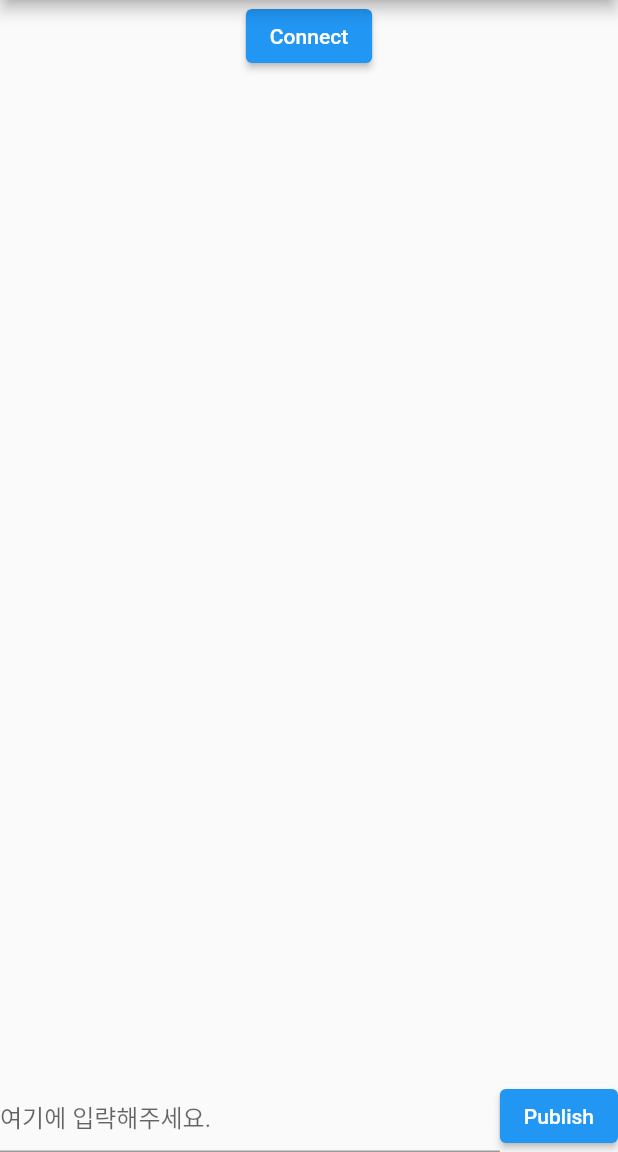
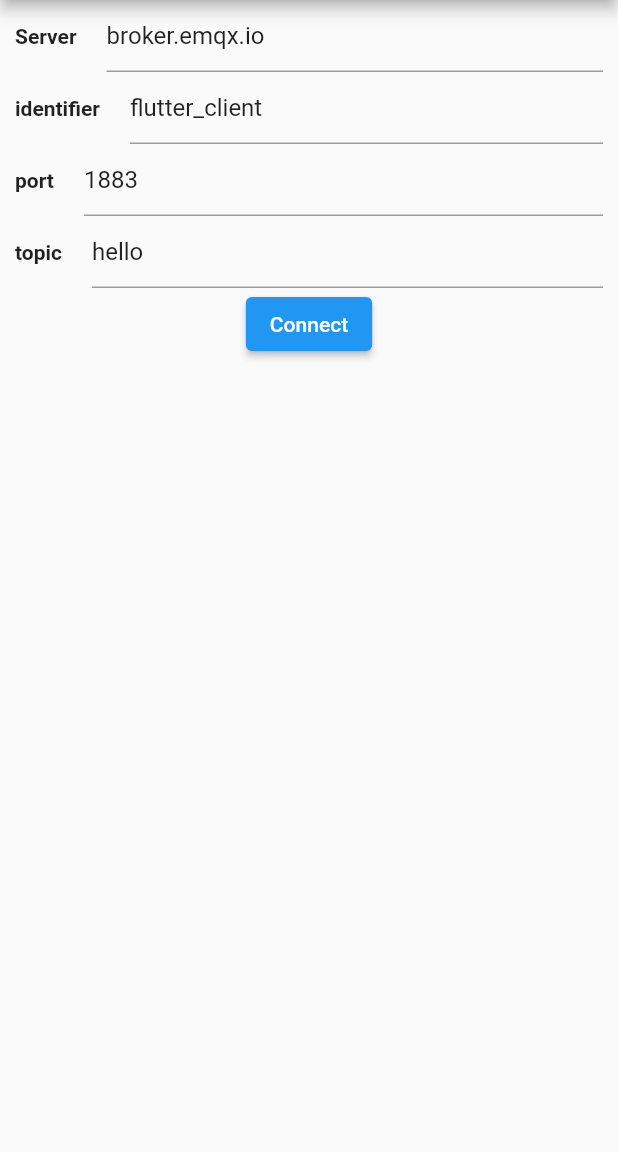
Before and after one commit to hyejin-1010/flutter-study, a Flutter app: the screen it shows after launch, on a phone screen of 412 x 824 dp, the part 84-1236 px from its top. Run offline on Flutter 3.47's test engine with Material 2 defaults, Android fonts, the phone set to English and light mode, and no system bars; our stand-ins replace flutter_svg, google_maps_flutter, video_player; missing offline and left inert: mqtt_client.

Commit message:
Add: MQTT - 유동적으로

```diff
--- a/mqtt_study/lib/main.dart
+++ b/mqtt_study/lib/main.dart
@@ -10,6 +10,11 @@ class MyApp extends StatefulWidget {
   @override
   _MyAppState createState() => _MyAppState();
 }
+
+const String serverAPI = 'broker.emqx.io';
+const String identifier = 'flutter_client';
+const int port = 1883;
+const String topic = 'hello';
 
 class _MyAppState extends State<MyApp> {
   MqttServerClient? client;
@@ -34,12 +39,28 @@ class _MyAppState extends State<MyApp> {
           title: Text('MQTT'),
         ),
         body: SafeArea(
+          child: client != null
+            ? Container(
+              padding: EdgeInsets.symmetric(horizontal: 10.0),
               child: Column(
                 children: [
-              client != null
-                  ? ElevatedButton(onPressed: disconnect, child: Text('DisConnect'))
-                  : ElevatedButton(onPressed: connect, child: Text('Connect')),
-              ListView.builder(
+                  ElevatedButton(onPressed: disconnect, child: Text('DisConnect')),
+                  _buildMessageListView(),
+                  Spacer(),
+                  _buildInputBox(),
+                ],
+              ),
+            )
+          : ConnectPage(
+            onConnect: connect,
+          ),
+        ),
+      ),
+    );
+  }
+
+  Widget _buildMessageListView () {
+    return ListView.builder(
       shrinkWrap: true,
       itemCount: messages.length,
       itemBuilder: (BuildContext context, int index) {
@@ -47,9 +68,11 @@ class _MyAppState extends State<MyApp> {
           child: Text(messages[index]),
         );
       },
-              ),
-              Spacer(),
-              Row(
+    );
+  }
+
+  Widget _buildInputBox () {
+    return Row(
       children: [
         Flexible(
           child: TextField(
@@ -60,23 +83,16 @@ class _MyAppState extends State<MyApp> {
           ),
         ),
         ElevatedButton(
-                    onPressed: () {
-                      publish();
-                    },
+          onPressed: publish,
           child: Text('Publish'),
         ),
       ],
-              ),
-            ],
-          ),
-        ),
-      ),
     );
   }
 
   Future<MqttServerClient> connect() async {
     setState(() {
-      client = MqttServerClient.withPort('broker.emqx.io', 'flutter_client', 1883);
+      client = MqttServerClient.withPort(serverAPI, identifier, port);
     });
     client!.logging(on: true);
     client!.onConnected = onConnected;
@@ -87,7 +103,7 @@ class _MyAppState extends State<MyApp> {
     client!.pongCallback = pong;
 
     final connMessage = MqttConnectMessage()
-      .withWillTopic('hello')
+      .withWillTopic(topic)
       .withWillMessage('Will message')
       .startClean()
       .withWillQos(MqttQos.atLeastOnce);
@@ -98,12 +114,17 @@ class _MyAppState extends State<MyApp> {
     } catch (e) {
       client!.disconnect();
     }
-    client!.subscribe('hello', MqttQos.atLeastOnce);
+    client!.subscribe(topic, MqttQos.atLeastOnce);
     client!.updates?.listen((List<MqttReceivedMessage<MqttMessage>> c) {
       final MqttPublishMessage message = c[0].payload as MqttPublishMessage;
       if (message.payload.message == null) { return; }
       final payload =
         MqttPublishPayload.bytesToStringAsString(message.payload.message!);
+      // Uint8List bytes = Uint8List.fromList(message.payload.message!.toList());
+      // ByteData byteData = message.payload.message!.buffer.asByteData();
+      // ByteBuffer buffer = byteData.buffer;
+      // Uint8List list = buffer.asUint8List(byteData.offsetInBytes, byteData.lengthInBytes);
+      // print('chloe test ?--- ' + utf8.decode(list));
       setState(() {
         messages.add(payload);
       });
@@ -117,6 +138,7 @@ class _MyAppState extends State<MyApp> {
     client!.disconnect();
     setState(() {
       client = null;
+      messages = [];
     });
   }
 
@@ -124,34 +146,106 @@ class _MyAppState extends State<MyApp> {
     if (controller.text.isEmpty) { return; }
     final MqttClientPayloadBuilder builder = MqttClientPayloadBuilder();
     builder.addString(controller.text);
-    client?.publishMessage('hello', MqttQos.atLeastOnce, builder.payload!);
+    client?.publishMessage(topic, MqttQos.atLeastOnce, builder.payload!);
     setState(() { controller.text = ''; });
   }
 
   void onConnected() {
-    print('chloe test Connected');
+    print('Connected');
   }
 
   void onDisconnected() {
-    print('chloe test  Disconnected');
+    print('Disconnected');
     setState(() {
       client = null;
+      messages = [];
     });
   }
 
   void onSubscribed(String topic) {
-    print('chloe test Subscribed topic: $topic');
+    print('Subscribed topic: $topic');
   }
 
   void onSubscribeFail(String topic) {
-    print('chloe test Failed to subscribe $topic');
+    print('Failed to subscribe $topic');
   }
 
   void onUnsubscribed(String? topic) {
-    print('chloe test Unsubscribed topic: $topic');
+    print('Unsubscribed topic: $topic');
   }
 
   void pong() {
     print('Ping response client callback invoked');
   }
 }
+
+class ConnectPage extends StatefulWidget {
+  final Future<MqttServerClient> Function() onConnect;
+  const ConnectPage({
+    Key? key,
+    required this.onConnect,
+  }) : super(key: key);
+
+  @override
+  _ConnectPageState createState() => _ConnectPageState();
+}
+
+class _ConnectPageState extends State<ConnectPage> {
+  final TextEditingController _serverCtrl = TextEditingController();
+  final TextEditingController _identifierCtrl = TextEditingController();
+  final TextEditingController _portCtrl = TextEditingController();
+  final TextEditingController _topicCtrl = TextEditingController();
+
+  @override
+  void didChangeDependencies() {
+    super.didChangeDependencies();
+    _serverCtrl.text = serverAPI;
+    _identifierCtrl.text = identifier;
+    _portCtrl.text = port.toString();
+    _topicCtrl.text = topic;
+  }
+
+  @override
+  void dispose() {
+    _serverCtrl.dispose();
+    _identifierCtrl.dispose();
+    _portCtrl.dispose();
+    _topicCtrl.dispose();
+    super.dispose();
+  }
+
+  @override
+  Widget build(BuildContext context) {
+    return Column(
+      children: <Widget>[
+        _buildTextInputBox('Server', _serverCtrl),
+        _buildTextInputBox('identifier', _identifierCtrl),
+        _buildTextInputBox('port', _portCtrl),
+        _buildTextInputBox('topic', _topicCtrl),
+        ElevatedButton(onPressed: widget.onConnect, child: Text('Connect'))
+      ],
+    );
+  }
+
+  Widget _buildTextInputBox (String label, TextEditingController ctrl) {
+    return Padding(
+      padding: const EdgeInsets.symmetric(horizontal: 10.0),
+      child: Row(
+        children: <Widget>[
+          Text(
+            label,
+            style: TextStyle(
+              fontWeight: FontWeight.bold,
+            ),
+          ),
+          SizedBox(width: 20),
+          Flexible(
+            child: TextField(
+              controller: ctrl,
+            ),
+          ),
+        ],
+      ),
+    );
+  }
+}
```
Lines whose indentation alone changed are shown as unchanged.
